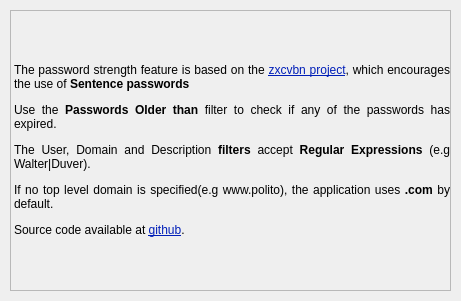
First picture: the form in scr/helpwindow.ui, repository waltergallegog/SEcubeWallet, before the edit.
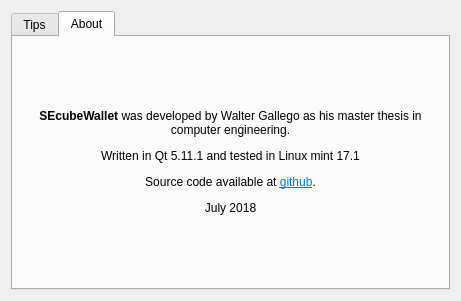
Second picture: the form after the edit. The open tabs and pages were chosen to show the change.

```diff
--- a/scr/helpwindow.ui
+++ b/scr/helpwindow.ui
@@ -13,20 +13,24 @@
   <property name="windowTitle">
    <string>Dialog</string>
   </property>
+  <layout class="QVBoxLayout" name="verticalLayout">
+   <item>
+    <widget class="QTabWidget" name="tabWidget">
+     <property name="currentIndex">
+      <number>0</number>
+     </property>
+     <widget class="QWidget" name="tab">
+      <attribute name="title">
+       <string>Tips</string>
+      </attribute>
+      <layout class="QVBoxLayout" name="verticalLayout_2">
+       <item>
   <widget class="QLabel" name="label">
-   <property name="geometry">
-    <rect>
-     <x>10</x>
-     <y>10</y>
-     <width>441</width>
-     <height>281</height>
-    </rect>
-   </property>
    <property name="frameShape">
     <enum>QFrame::StyledPanel</enum>
    </property>
    <property name="text">
-    <string>&lt;html&gt;&lt;head/&gt;&lt;body&gt;&lt;p align=&quot;justify&quot;&gt;The password strength feature is based on the &lt;a href=&quot;https://github.com/dropbox/zxcvbn&quot;&gt;&lt;span style=&quot; text-decoration: underline; color:#001eb8;&quot;&gt;zxcvbn project&lt;/span&gt;&lt;/a&gt;, which encourages the use of &lt;span style=&quot; font-weight:600;&quot;&gt;Sentence passwords&lt;/span&gt;&lt;/p&gt;&lt;p align=&quot;justify&quot;&gt;Use the &lt;span style=&quot; font-weight:600;&quot;&gt;Passwords Older than&lt;/span&gt; filter to check if any of the passwords has expired.&lt;/p&gt;&lt;p align=&quot;justify&quot;&gt;The User, Domain and Description &lt;span style=&quot; font-weight:600;&quot;&gt;filters&lt;/span&gt; accept &lt;span style=&quot; font-weight:600;&quot;&gt;Regular Expressions&lt;/span&gt; (e.g Walter|Duver).&lt;/p&gt;&lt;p align=&quot;justify&quot;&gt;If no top level domain is specified(e.g www.polito), the application uses &lt;span style=&quot; font-weight:600;&quot;&gt;.com&lt;/span&gt; by default.&lt;/p&gt;&lt;p align=&quot;justify&quot;&gt;Source code available at &lt;a href=&quot;https://duverleygrajales.github.io/SEcubeWallet/&quot;&gt;&lt;span style=&quot; text-decoration: underline; color:#001eb8;&quot;&gt;github&lt;/span&gt;&lt;/a&gt;.&lt;/p&gt;&lt;/body&gt;&lt;/html&gt;</string>
+          <string>&lt;html&gt;&lt;head/&gt;&lt;body&gt;&lt;p align=&quot;justify&quot;&gt;The password strength feature is based on the &lt;a href=&quot;https://github.com/dropbox/zxcvbn&quot;&gt;&lt;span style=&quot; text-decoration: underline; color:#001eb8;&quot;&gt;zxcvbn project&lt;/span&gt;&lt;/a&gt;, which encourages the use of &lt;span style=&quot; font-weight:600;&quot;&gt;Sentence passwords.&lt;/span&gt;&lt;/p&gt;&lt;p align=&quot;justify&quot;&gt;Use the &lt;span style=&quot; font-weight:600;&quot;&gt;Passwords Older than&lt;/span&gt; filter to check if any of the passwords has expired.&lt;/p&gt;&lt;p align=&quot;justify&quot;&gt;The User, Domain and Description &lt;span style=&quot; font-weight:600;&quot;&gt;filters&lt;/span&gt; accept &lt;span style=&quot; font-weight:600;&quot;&gt;Regular Expressions&lt;/span&gt; (e.g Gmail|Google).&lt;/p&gt;&lt;p align=&quot;justify&quot;&gt;If no top level domain is specified(e.g www.polito), the application uses &lt;span style=&quot; font-weight:600;&quot;&gt;.com&lt;/span&gt; by default.&lt;/p&gt;&lt;p align=&quot;justify&quot;&gt;&lt;br/&gt;&lt;/p&gt;&lt;/body&gt;&lt;/html&gt;</string>
    </property>
    <property name="scaledContents">
     <bool>false</bool>
@@ -41,6 +45,32 @@
     <bool>true</bool>
    </property>
   </widget>
+       </item>
+      </layout>
+     </widget>
+     <widget class="QWidget" name="tab_2">
+      <attribute name="title">
+       <string>About</string>
+      </attribute>
+      <layout class="QVBoxLayout" name="verticalLayout_3">
+       <item>
+        <widget class="QLabel" name="label_2">
+         <property name="text">
+          <string>&lt;html&gt;&lt;head/&gt;&lt;body&gt;&lt;p&gt;&lt;span style=&quot; font-weight:600;&quot;&gt;SEcubeWallet&lt;/span&gt; was developed by Walter Gallego as his master thesis in computer engineering.&lt;/p&gt;&lt;p&gt;Written in Qt 5.11.1 and tested in Linux mint 17.1&lt;/p&gt;&lt;p&gt;Source code available at &lt;a href=&quot;https://github.com/waltergallegog/SEcubeWallet&quot;&gt;&lt;span style=&quot; text-decoration: underline; color:#007af4;&quot;&gt;github&lt;/span&gt;&lt;/a&gt;.&lt;/p&gt;&lt;p&gt;July 2018&lt;/p&gt;&lt;/body&gt;&lt;/html&gt;</string>
+         </property>
+         <property name="alignment">
+          <set>Qt::AlignCenter</set>
+         </property>
+         <property name="wordWrap">
+          <bool>true</bool>
+         </property>
+        </widget>
+       </item>
+      </layout>
+     </widget>
+    </widget>
+   </item>
+  </layout>
  </widget>
  <resources/>
  <connections/>
```
Lines whose indentation alone changed are shown as unchanged.
